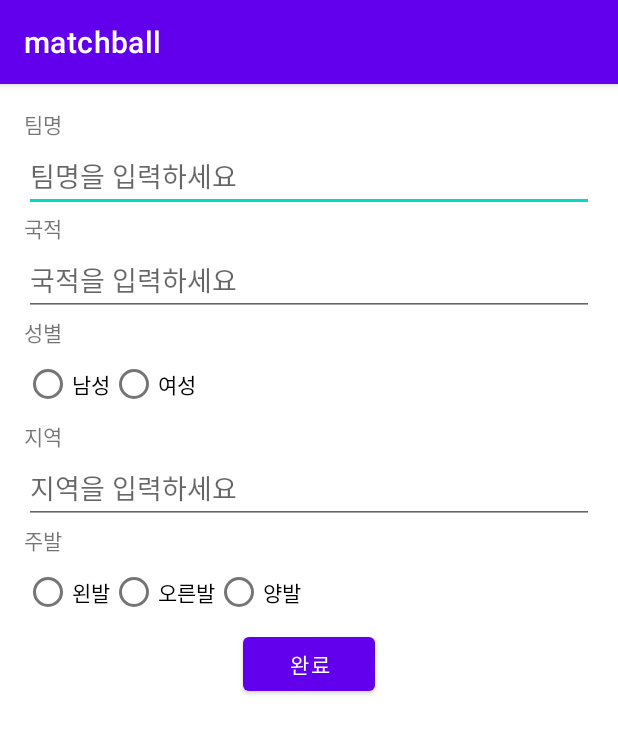
After one commit to kim-jaeheon115/match_ball, an Android app: the User_register screen opened directly, with no data from a screen before it, on a phone screen of 412 x 824 dp. The commit adds this screen. Shown: the top 733 px of the screen. Run offline under Robolectric (Android 15) with nearby library versions, the phone set to English and light mode, and no system bars.

Commit message:
User_register랑 Register_complete 추가완료 , Register_complete 액티비티 오류 (담을 데이터베이스가 없어서그런듯)

```diff
--- a/app/src/main/AndroidManifest.xml
+++ b/app/src/main/AndroidManifest.xml
@@ -29,6 +29,8 @@
         <activity android:name=".RegisterActivity" />
         <activity android:name=".MainActivity"/>
         <activity android:name=".CustomAdapter"/>
+        <activity android:name=".Register_complete"/>
+        <activity android:name=".User_register"/>
     </application>
 
 </manifest>
--- a/app/src/main/java/com/example/matchball/CustomAdapter.java
+++ b/app/src/main/java/com/example/matchball/CustomAdapter.java
@@ -19,7 +19,7 @@
 import java.util.ArrayList;
 
 public class CustomAdapter extends RecyclerView.Adapter<CustomAdapter.CustomViewHolder> {
-
+//리사이클링자바
     private ArrayList<User> arrayList;
     private Context context;
 
--- a/app/src/main/java/com/example/matchball/MainActivity.java
+++ b/app/src/main/java/com/example/matchball/MainActivity.java
@@ -16,7 +16,7 @@
 import java.util.ArrayList;
 
 public class MainActivity extends AppCompatActivity {
-
+//메인 자바
 
     private FirebaseAuth mFirebaseAuth;
 
--- a/app/src/main/java/com/example/matchball/RegisterActivity.java
+++ b/app/src/main/java/com/example/matchball/RegisterActivity.java
@@ -19,8 +19,8 @@
 import com.google.firebase.database.FirebaseDatabase;
 
 public class RegisterActivity extends AppCompatActivity {
-//3
-
+//
+//회원가입
     private FirebaseAuth mFirebaseAuth;
     private DatabaseReference mDatabaseRef;
     private EditText mEtEmail , mEtPwd ,mEtpnumber, mEtNickname,mEtname , mEtage; //이메일 ,비밀번호 , 폰번호 ,닉네임 ,이름 ,나이
--- /dev/null
+++ b/app/src/main/java/com/example/matchball/User_register.java
@@ -0,0 +1,53 @@
+package com.example.matchball;
+
+import android.content.Intent;
+import android.os.Bundle;
+import android.os.PersistableBundle;
+import android.view.View;
+import android.widget.Button;
+import android.widget.EditText;
+import android.widget.ImageView;
+import android.widget.RadioGroup;
+import android.widget.TextView;
+
+import androidx.annotation.Nullable;
+import androidx.appcompat.app.AppCompatActivity;
+
+public class User_register extends AppCompatActivity {
+    // 본인등록 자바 페이지
+    EditText et_teamname,et_nation,et_location ;
+    RadioGroup rg_gender , rg_foot;
+    Button btn_finish;
+
+    @Override
+    public void onCreate(@Nullable Bundle savedInstanceState) {
+        super.onCreate(savedInstanceState);
+        setContentView(R.layout.activity_user_register);//하나의 xml만 연동가능
+
+        EditText et_tname = findViewById(R.id.et_teamname);
+        EditText et_nation =findViewById(R.id.et_nation);
+        EditText et_location =findViewById(R.id.et_location);
+
+        RadioGroup rg_gender = findViewById(R.id.rg_gender);
+        RadioGroup rg_foot = findViewById(R.id.rg_foot);
+
+        Button btn_finish = findViewById(R.id.btn_finish);
+
+        btn_finish.setOnClickListener(new View.OnClickListener() {
+            @Override
+            public void onClick(View view) {
+                //완료버튼을 누르면
+                Intent intent = new Intent(User_register.this,MainActivity.class);
+                startActivity(intent);
+            }
+        });
+
+
+
+
+
+
+
+
+    }
+}
--- a/app/src/main/res/layout/activity_login.xml
+++ b/app/src/main/res/layout/activity_login.xml
@@ -4,16 +4,16 @@
     xmlns:tools="http://schemas.android.com/tools"
     android:layout_width="match_parent"
     android:layout_height="match_parent"
-    android:background="@drawable/im"
+    android:padding="16dp"
+    tools:context=".LoginActivity">
 
-    tools:context=".LoginActivity">
+<!--    로그인화면-->
 
 
     <ImageView
         android:id="@+id/imageView"
         android:layout_width="194dp"
         android:layout_height="87dp"
-        android:background="@color/white"
         app:layout_constraintBottom_toBottomOf="parent"
         app:layout_constraintEnd_toEndOf="parent"
         app:layout_constraintStart_toStartOf="parent"
--- a/app/src/main/res/layout/activity_main.xml
+++ b/app/src/main/res/layout/activity_main.xml
@@ -5,7 +5,9 @@
     android:background="#F4F8FB"
     android:layout_width="match_parent"
     android:layout_height="match_parent"
+    android:padding="16dp"
     tools:context=".MainActivity">
+<!--    메인화면-->
 
 
     <ImageView
--- a/app/src/main/res/layout/activity_register.xml
+++ b/app/src/main/res/layout/activity_register.xml
@@ -4,7 +4,9 @@
     xmlns:tools="http://schemas.android.com/tools"
     android:layout_width="match_parent"
     android:layout_height="match_parent"
+    android:padding="16dp"
     tools:context=".RegisterActivity">
+<!--    회원가입-->
 
     <EditText
         android:id="@+id/et_email"
--- a/app/src/main/res/layout/activity_user_register.xml
+++ b/app/src/main/res/layout/activity_user_register.xml
@@ -1,6 +1,125 @@
 <?xml version="1.0" encoding="utf-8"?>
-<androidx.constraintlayout.widget.ConstraintLayout xmlns:android="http://schemas.android.com/apk/res/android"
+<ScrollView
+    xmlns:android="http://schemas.android.com/apk/res/android"
+    xmlns:tools="http://schemas.android.com/tools"
     android:layout_width="match_parent"
-    android:layout_height="match_parent">
+    android:layout_height="match_parent"
+    android:padding="16dp"
+    tools:context=".MainActivity">
 
-</androidx.constraintlayout.widget.ConstraintLayout>
+    <LinearLayout
+        android:layout_width="match_parent"
+        android:layout_height="wrap_content"
+        android:orientation="vertical">
+
+
+
+            <!-- 이름 -->
+            <TextView
+                android:layout_width="wrap_content"
+                android:layout_height="wrap_content"
+                android:text="팀명" />
+
+            <EditText
+                android:id="@+id/et_teamname"
+                android:layout_width="match_parent"
+                android:layout_height="wrap_content"
+                android:hint="팀명을 입력하세요" />
+
+            <!-- 국적 -->
+            <TextView
+                android:layout_width="wrap_content"
+                android:layout_height="wrap_content"
+                android:text="국적" />
+
+            <EditText
+                android:id="@+id/et_nation"
+                android:layout_width="match_parent"
+                android:layout_height="wrap_content"
+                android:hint="국적을 입력하세요" />
+
+
+
+            <!-- 성별 -->
+            <TextView
+                android:layout_width="wrap_content"
+                android:layout_height="wrap_content"
+                android:text="성별" />
+
+            <RadioGroup
+                android:id="@+id/rg_gender"
+                android:layout_width="match_parent"
+                android:layout_height="wrap_content"
+                android:orientation="horizontal">
+
+                <RadioButton
+                    android:id="@+id/radioButtonMale"
+                    android:layout_width="wrap_content"
+                    android:layout_height="wrap_content"
+                    android:text="남성" />
+
+                <RadioButton
+                    android:id="@+id/radioButtonFemale"
+                    android:layout_width="wrap_content"
+                    android:layout_height="wrap_content"
+                    android:text="여성" />
+            </RadioGroup>
+
+            <!-- 지역 -->
+            <TextView
+                android:layout_width="wrap_content"
+                android:layout_height="wrap_content"
+                android:text="지역" />
+
+            <EditText
+                android:id="@+id/et_location"
+                android:layout_width="match_parent"
+                android:layout_height="wrap_content"
+                android:hint="지역을 입력하세요" />
+
+            <!-- 왼쪽 or 오른쪽 -->
+            <TextView
+                android:layout_width="wrap_content"
+                android:layout_height="wrap_content"
+                android:text="주발" />
+
+            <RadioGroup
+                android:id="@+id/rg_foot"
+                android:layout_width="match_parent"
+                android:layout_height="wrap_content"
+                android:orientation="horizontal">
+
+                <RadioButton
+                    android:id="@+id/rb_left"
+                    android:layout_width="wrap_content"
+                    android:layout_height="wrap_content"
+                    android:text="왼발" />
+
+                <RadioButton
+                    android:id="@+id/rb_right"
+                    android:layout_width="wrap_content"
+                    android:layout_height="wrap_content"
+                    android:text="오른발" />
+
+                <RadioButton
+                    android:id="@+id/rb_both"
+                    android:layout_width="wrap_content"
+                    android:layout_height="wrap_content"
+                    android:text="양발" />
+            </RadioGroup>
+
+            <!-- 완료 버튼 -->
+            <Button
+                android:id="@+id/btn_finish"
+                android:layout_width="wrap_content"
+                android:layout_height="wrap_content"
+                android:text="완료"
+                android:layout_gravity="center"
+                android:onClick="onSubmitButtonClick" />
+
+
+
+
+    </LinearLayout>
+
+</ScrollView>
--- a/app/src/main/res/layout/activity_userdb.xml
+++ b/app/src/main/res/layout/activity_userdb.xml
@@ -4,7 +4,9 @@
     xmlns:tools="http://schemas.android.com/tools"
     android:layout_width="match_parent"
     android:layout_height="match_parent"
+    android:padding="16dp"
     tools:context=".UserDatabase">
+<!-- 리사이클링뷰 구조-->
 
     <androidx.recyclerview.widget.RecyclerView
         android:id="@+id/recyclerView"
--- a/app/src/main/res/layout/list_item.xml
+++ b/app/src/main/res/layout/list_item.xml
@@ -1,6 +1,7 @@
 <?xml version="1.0" encoding="utf-8"?>
 <LinearLayout xmlns:android="http://schemas.android.com/apk/res/android"
     android:orientation="vertical"
+    android:padding="10dp"
     android:layout_width="match_parent"
     android:layout_height="wrap_content">
 
```
Also changed, not shown: app/src/main/java/com/example/matchball/LoginActivity.java (+4 -3 lines), app/src/main/java/com/example/matchball/Register_complete.java (added, +50 -0 lines), app/src/main/res/layout/activity_register_complete.xml (added, +72 -0 lines), app/src/main/res/values/colors.xml (+7 -0 lines), app/src/main/res/drawable/aaaaaaaaaaaaaaaa.png (added), app/src/main/res/drawable/aaaaaaaaaaaaaaaaaa.png (added), app/src/main/res/drawable/im.png (added), app/src/main/res/drawable/manww.png (added), app/src/main/res/drawable/register_add.png (added).
